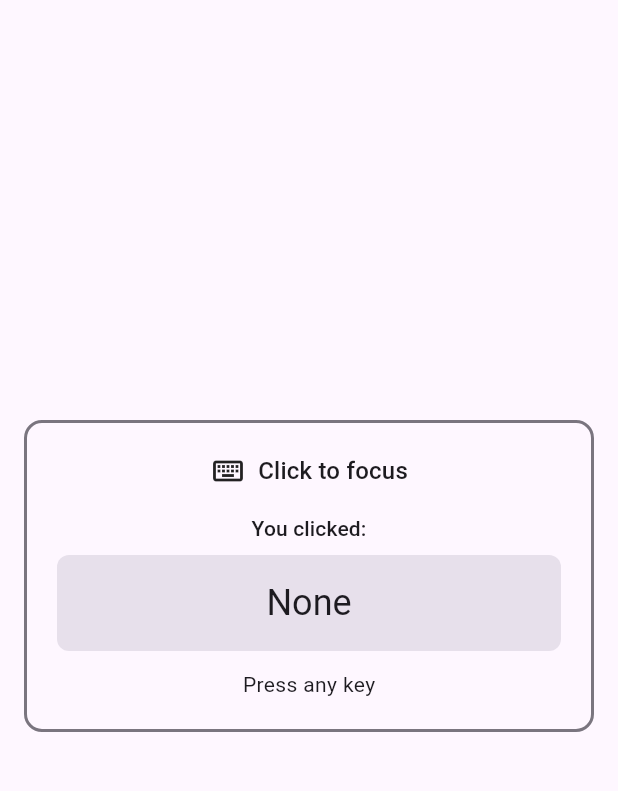
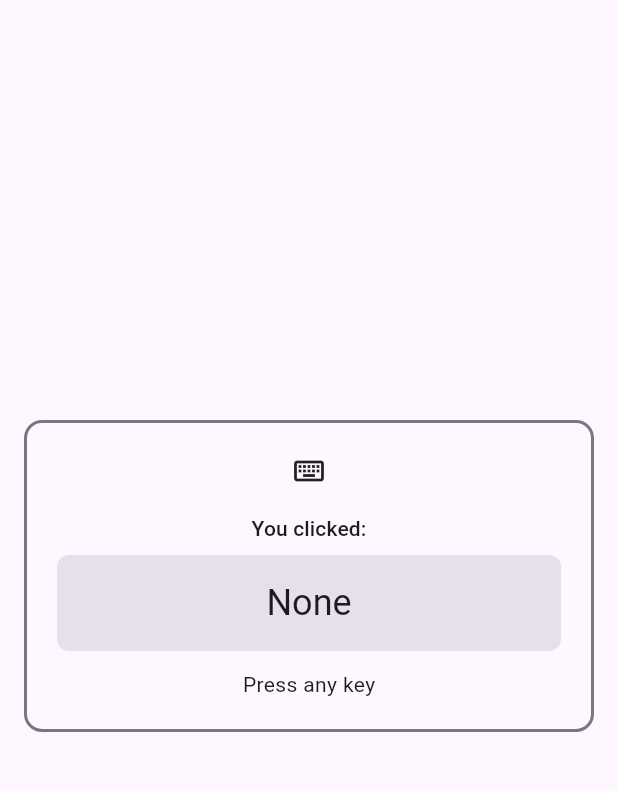
Before and after one commit to vmugabo/keyboard_listener_demo, a Flutter app: the screen it shows after launch, on a phone screen of 412 x 824 dp, the part 84-875 px from its top. Run offline on Flutter 3.47's test engine with Material 3 defaults, Android fonts, the light colour scheme and no system bars.

Commit message:
removed unneccessary code and added a screenshot of the demo

```diff
--- a/lib/main.dart
+++ b/lib/main.dart
@@ -85,11 +85,6 @@ class _MyHomePageState extends State<MyHomePage> {
                       mainAxisSize: MainAxisSize.min,
                       children: <Widget>[
                         Icon(_focusNode.hasFocus ? Icons.keyboard : Icons.keyboard_outlined),
-                        const SizedBox(width: 8),
-                        Text(
-                          _focusNode.hasFocus ? 'Focused - start typing' : 'Click to focus',
-                          style: Theme.of(context).textTheme.titleMedium,
-                        ),
                       ],
                     ),
                     const SizedBox(height: 16),
```
Also changed, not shown: Simulator Screenshot - iPhone 16 Plus - 2025-10-08 at 12.02.25.png (added).
